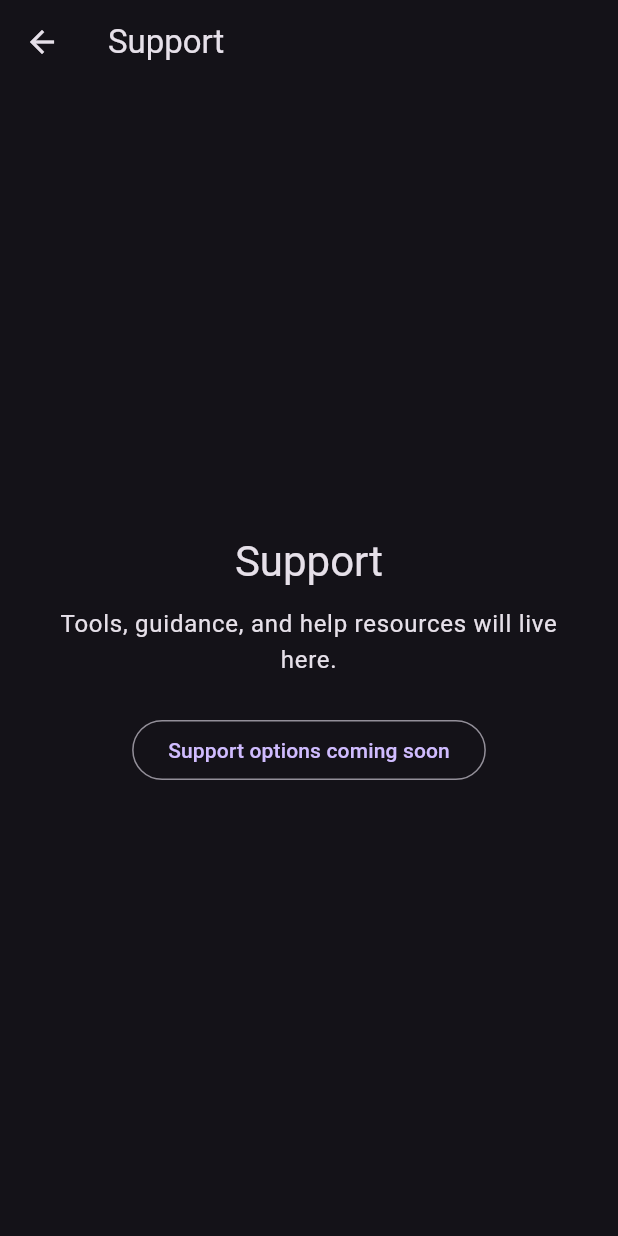
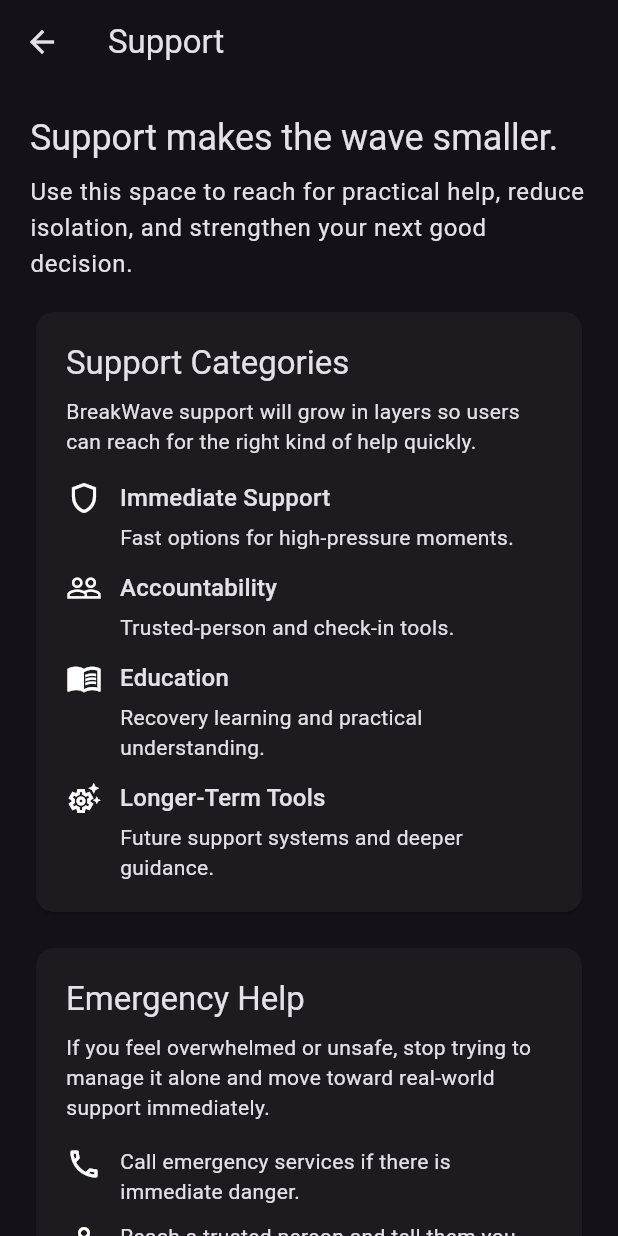
Before and after one commit to lindsey-wells/breakwave, a Flutter app: the SupportScreen screen opened directly, on a phone screen of 412 x 824 dp. Run offline on Flutter 3.47's test engine with Material 3 defaults, Android fonts, the light colour scheme and no system bars.

Commit message:
BW-05 build support foundation with categories, emergency help, accountability, and resources

```diff
--- a/lib/features/support/presentation/support_screen.dart
+++ b/lib/features/support/presentation/support_screen.dart
@@ -2,11 +2,16 @@
 // Cube23 Collaboration Header
 // Project: BreakWave
 // File: support_screen.dart
-// Purpose: First-pass support screen placeholder for BreakWave.
-// Notes: Shell-first deterministic scaffold for BW-02.
+// Purpose: BW-05 support foundation screen for BreakWave.
+// Notes: Neutral support scaffold for BW-05.
 // ------------------------------------------------------------
 
 import 'package:flutter/material.dart';
+
+import 'widgets/education_resources_card.dart';
+import 'widgets/emergency_help_card.dart';
+import 'widgets/support_categories_card.dart';
+import 'widgets/trusted_accountability_card.dart';
 
 class SupportScreen extends StatelessWidget {
   const SupportScreen({super.key});
@@ -17,31 +22,34 @@
       appBar: AppBar(
         title: const Text('Support'),
       ),
-      body: Center(
-        child: Padding(
-          padding: const EdgeInsets.all(24),
+      body: SafeArea(
+        child: SingleChildScrollView(
+          padding: const EdgeInsets.all(20),
+          child: Center(
             child: ConstrainedBox(
-            constraints: const BoxConstraints(maxWidth: 520),
+              constraints: const BoxConstraints(maxWidth: 720),
               child: Column(
-              mainAxisAlignment: MainAxisAlignment.center,
+                crossAxisAlignment: CrossAxisAlignment.stretch,
                 children: <Widget>[
                   Text(
-                  'Support',
-                  style: Theme.of(context).textTheme.headlineMedium,
-                  textAlign: TextAlign.center,
+                    'Support makes the wave smaller.',
+                    style: Theme.of(context).textTheme.headlineSmall,
                   ),
-                const SizedBox(height: 12),
+                  const SizedBox(height: 8),
                   Text(
-                  'Tools, guidance, and help resources will live here.',
+                    'Use this space to reach for practical help, reduce isolation, and strengthen your next good decision.',
                     style: Theme.of(context).textTheme.bodyLarge,
-                  textAlign: TextAlign.center,
                   ),
-                const SizedBox(height: 24),
-                OutlinedButton(
-                  onPressed: () {},
-                  child: const Text('Support options coming soon'),
+                  const SizedBox(height: 16),
+                  const SupportCategoriesCard(),
+                  const SizedBox(height: 16),
+                  const EmergencyHelpCard(),
+                  const SizedBox(height: 16),
+                  const TrustedAccountabilityCard(),
+                  const SizedBox(height: 16),
+                  const EducationResourcesCard(),
+                ],
               ),
-              ],
             ),
           ),
         ),
--- /dev/null
+++ b/lib/features/support/presentation/widgets/emergency_help_card.dart
@@ -0,0 +1,87 @@
+// ------------------------------------------------------------
+// Cube23 Collaboration Header
+// Project: BreakWave
+// File: emergency_help_card.dart
+// Purpose: Emergency help card for the BW-05 support flow.
+// Notes: Neutral support scaffold for BW-05.
+// ------------------------------------------------------------
+
+import 'package:flutter/material.dart';
+
+class EmergencyHelpCard extends StatelessWidget {
+  const EmergencyHelpCard({super.key});
+
+  @override
+  Widget build(BuildContext context) {
+    return Card(
+      child: Padding(
+        padding: const EdgeInsets.all(20),
+        child: Column(
+          crossAxisAlignment: CrossAxisAlignment.start,
+          children: <Widget>[
+            Text(
+              'Emergency Help',
+              style: Theme.of(context).textTheme.titleLarge,
+            ),
+            const SizedBox(height: 8),
+            Text(
+              'If you feel overwhelmed or unsafe, stop trying to manage it alone and move toward real-world support immediately.',
+              style: Theme.of(context).textTheme.bodyMedium,
+            ),
+            const SizedBox(height: 16),
+            const _HelpRow(
+              icon: Icons.call_outlined,
+              text: 'Call emergency services if there is immediate danger.',
+            ),
+            const SizedBox(height: 10),
+            const _HelpRow(
+              icon: Icons.person_outline,
+              text: 'Reach a trusted person and tell them you need support now.',
+            ),
+            const SizedBox(height: 10),
+            const _HelpRow(
+              icon: Icons.place_outlined,
+              text: 'Move into a safer, more public, less isolated environment.',
+            ),
+            const SizedBox(height: 16),
+            FilledButton.icon(
+              onPressed: () {
+                ScaffoldMessenger.of(context).showSnackBar(
+                  const SnackBar(
+                    content: Text('Emergency and crisis contact tools can be wired in a later pass.'),
+                  ),
+                );
+              },
+              icon: const Icon(Icons.warning_amber_outlined),
+              label: const Text('Emergency tools placeholder'),
+            ),
+          ],
+        ),
+      ),
+    );
+  }
+}
+
+class _HelpRow extends StatelessWidget {
+  final IconData icon;
+  final String text;
+
+  const _HelpRow({
+    required this.icon,
+    required this.text,
+  });
+
+  @override
+  Widget build(BuildContext context) {
+    return Row(
+      crossAxisAlignment: CrossAxisAlignment.start,
+      children: <Widget>[
+        Icon(icon),
+        const SizedBox(width: 12),
+        Expanded(
+          child: Text(text),
+        ),
+      ],
+    );
+  }
+}
--- /dev/null
+++ b/lib/features/support/presentation/widgets/support_categories_card.dart
@@ -0,0 +1,96 @@
+// ------------------------------------------------------------
+// Cube23 Collaboration Header
+// Project: BreakWave
+// File: support_categories_card.dart
+// Purpose: Support categories card for the BW-05 support flow.
+// Notes: Neutral support scaffold for BW-05.
+// ------------------------------------------------------------
+
+import 'package:flutter/material.dart';
+
+class SupportCategoriesCard extends StatelessWidget {
+  const SupportCategoriesCard({super.key});
+
+  @override
+  Widget build(BuildContext context) {
+    return Card(
+      child: Padding(
+        padding: const EdgeInsets.all(20),
+        child: Column(
+          crossAxisAlignment: CrossAxisAlignment.start,
+          children: <Widget>[
+            Text(
+              'Support Categories',
+              style: Theme.of(context).textTheme.titleLarge,
+            ),
+            const SizedBox(height: 8),
+            Text(
+              'BreakWave support will grow in layers so users can reach for the right kind of help quickly.',
+              style: Theme.of(context).textTheme.bodyMedium,
+            ),
+            const SizedBox(height: 16),
+            const _CategoryRow(
+              icon: Icons.shield_outlined,
+              title: 'Immediate Support',
+              body: 'Fast options for high-pressure moments.',
+            ),
+            const SizedBox(height: 12),
+            const _CategoryRow(
+              icon: Icons.people_outline,
+              title: 'Accountability',
+              body: 'Trusted-person and check-in tools.',
+            ),
+            const SizedBox(height: 12),
+            const _CategoryRow(
+              icon: Icons.menu_book_outlined,
+              title: 'Education',
+              body: 'Recovery learning and practical understanding.',
+            ),
+            const SizedBox(height: 12),
+            const _CategoryRow(
+              icon: Icons.settings_suggest_outlined,
+              title: 'Longer-Term Tools',
+              body: 'Future support systems and deeper guidance.',
+            ),
+          ],
+        ),
+      ),
+    );
+  }
+}
+
+class _CategoryRow extends StatelessWidget {
+  final IconData icon;
+  final String title;
+  final String body;
+
+  const _CategoryRow({
+    required this.icon,
+    required this.title,
+    required this.body,
+  });
+
+  @override
+  Widget build(BuildContext context) {
+    return Row(
+      crossAxisAlignment: CrossAxisAlignment.start,
+      children: <Widget>[
+        Icon(icon),
+        const SizedBox(width: 12),
+        Expanded(
+          child: Column(
+            crossAxisAlignment: CrossAxisAlignment.start,
+            children: <Widget>[
+              Text(
+                title,
+                style: Theme.of(context).textTheme.titleMedium,
+              ),
+              const SizedBox(height: 4),
+              Text(body),
+            ],
+          ),
+        ),
+      ],
+    );
+  }
+}
```
Also changed, not shown: lib/features/support/presentation/widgets/education_resources_card.dart (added, +81 -0 lines), lib/features/support/presentation/widgets/trusted_accountability_card.dart (added, +81 -0 lines), 2 other files. Lines whose indentation alone changed are shown as unchanged.
